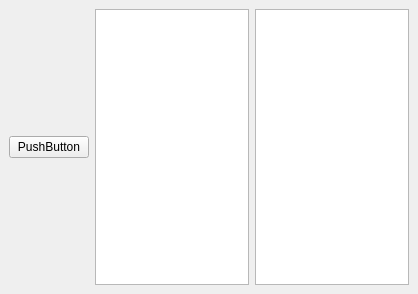
This is lui_testing/imgs_n_numpy_n_sockets/flex_arr_03_w_sockets/my_win.ui in luisodls/dui_prototyping as Qt 5 draws it before an edit. The edited form follows.
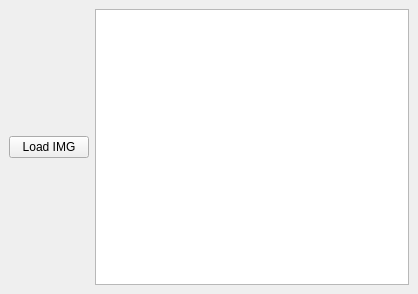
This is the edited form.

Commit message: adapting/simplifying old example for new use with sockets

```diff
--- a/lui_testing/imgs_n_numpy_n_sockets/flex_arr_03_w_sockets/my_win.ui
+++ b/lui_testing/imgs_n_numpy_n_sockets/flex_arr_03_w_sockets/my_win.ui
@@ -18,15 +18,12 @@
     <item>
      <widget class="QPushButton" name="pushButton">
       <property name="text">
-       <string>PushButton</string>
+       <string>Load IMG</string>
       </property>
      </widget>
     </item>
     <item>
-     <widget class="QGraphicsView" name="graphicsView_1"/>
-    </item>
-    <item>
-     <widget class="QGraphicsView" name="graphicsView_2"/>
+     <widget class="QGraphicsView" name="graphicsView"/>
     </item>
    </layout>
   </widget>
```
Left out of the diff: 2 changed lines with no effect on the pictures. The commit also changes 1 other file.
